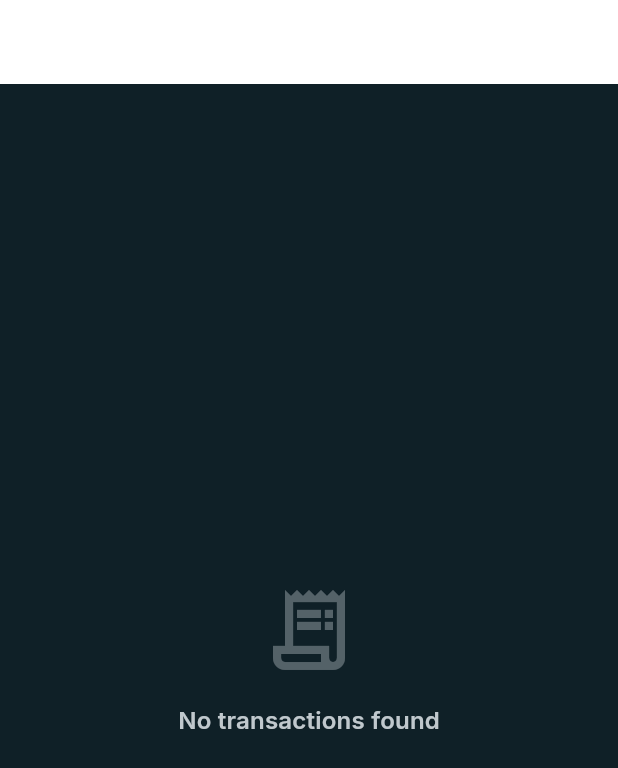
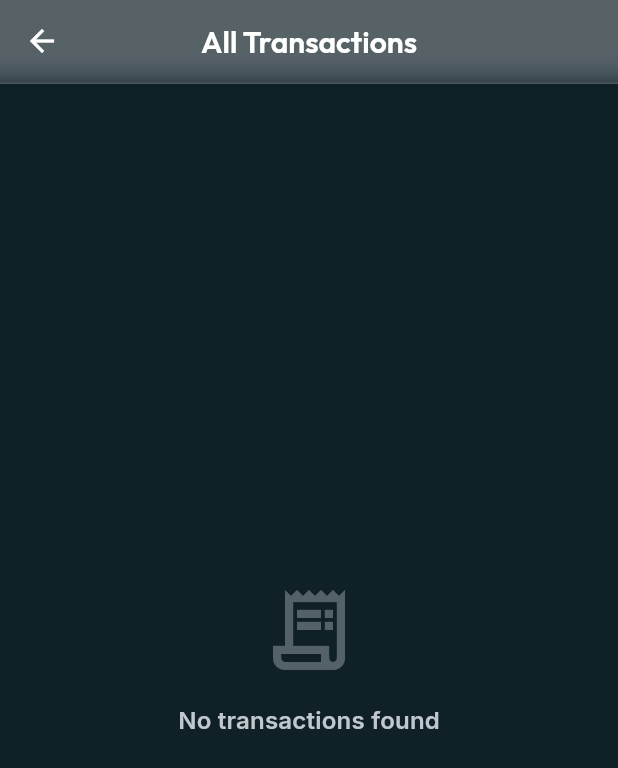
Before and after one commit to suraj-yadav0/money_manager, a Flutter app: the AllTransactionsScreen screen opened directly, on a phone screen of 412 x 824 dp. Shown: the top 768 px of the screen. Run offline on Flutter 3.47's test engine with Material 3 defaults, Android fonts, the phone set to English and light mode, and no system bars; our stand-ins replace drift, fl_chart, flutter_riverpod, google_fonts, image_picker, shared_preferences and 1 more; accounts and stored records are empty; generated files the repository leaves out were written again.

Commit message:
refactor: Replace AppBar with GlassAppBar and apply updated text styling in transaction screens.

```diff
--- a/lib/features/transactions/screens/all_transactions_screen.dart
+++ b/lib/features/transactions/screens/all_transactions_screen.dart
@@ -21,12 +21,7 @@ class AllTransactionsScreen extends ConsumerWidget {
     final colorScheme = theme.colorScheme;
 
     return GlassScaffold(
-      appBar: AppBar(
-        title: Text(
-          'All Transactions',
-          style: GoogleFonts.outfit(fontWeight: FontWeight.w600),
-        ),
-      ),
+      appBar: const GlassAppBar(title: 'All Transactions'),
       body: transactionsAsync.when(
         loading: () => const Center(child: CircularProgressIndicator()),
         error: (e, _) => Center(child: Text('Error: $e')),
```
Also changed, not shown: lib/features/transactions/screens/add_transaction_screen.dart (+12 -7 lines).
